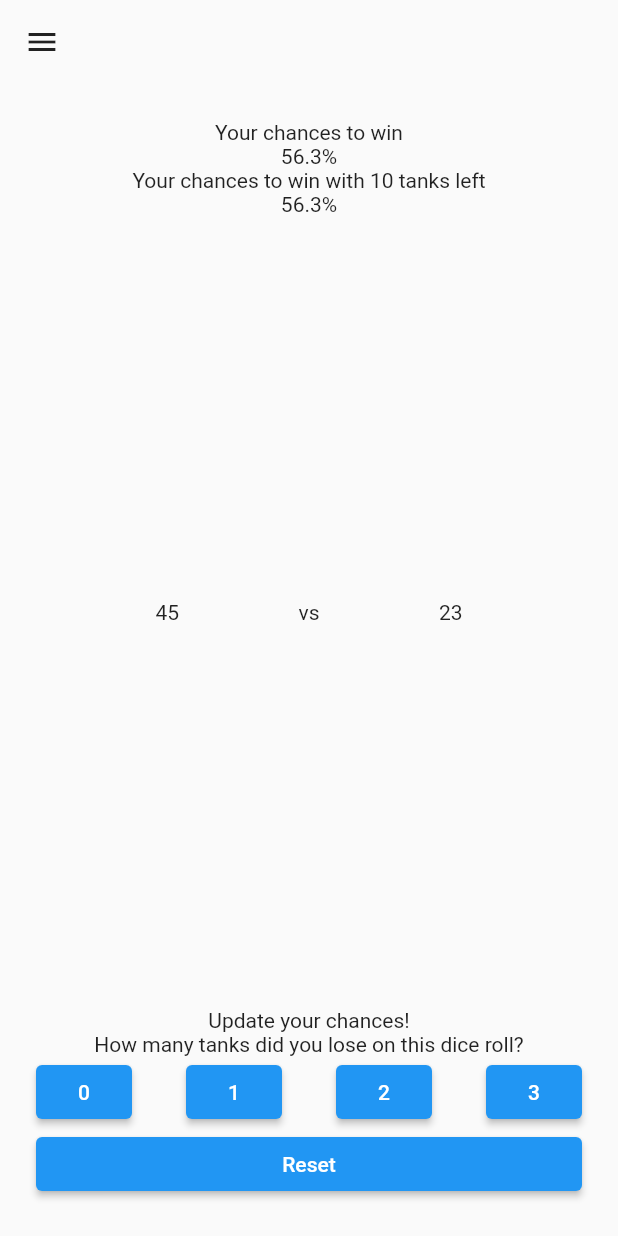
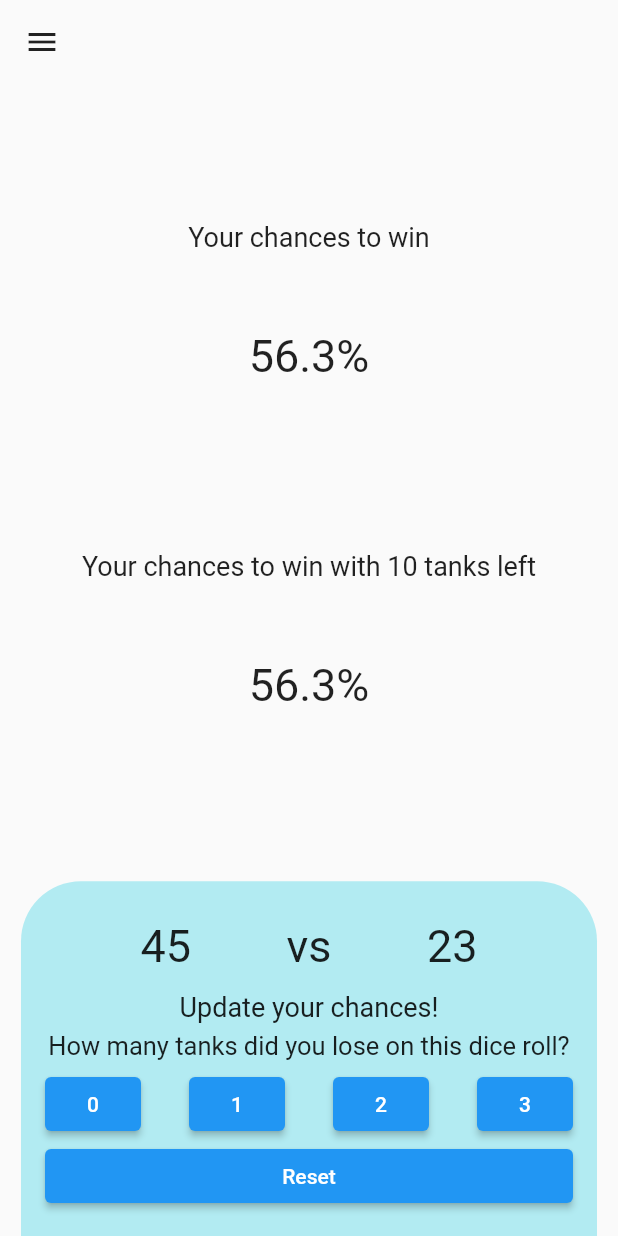
Before and after one commit to m9s7/dont_risk_it_flutter_app, a Flutter app: the screen it shows after launch, on a phone screen of 412 x 824 dp. Run offline on Flutter 3.47's test engine with Material 2 defaults, Android fonts, the phone set to English and light mode, and no system bars; drawn by our look-alikes of auto_size_text.

Commit message:
Basic layout of results page done

```diff
--- a/lib/src/results_page.dart
+++ b/lib/src/results_page.dart
@@ -1,4 +1,5 @@
 import 'package:flutter/material.dart';
+import 'package:auto_size_text/auto_size_text.dart';
 
 class ResultsPage extends StatefulWidget {
   @override
@@ -6,36 +7,76 @@ class ResultsPage extends StatefulWidget {
 }
 
 class _ResultsPageState extends State<ResultsPage> {
+  Widget _getText(String text) {
+    return Container(
+      padding: EdgeInsets.symmetric(vertical: 2.5),
+      child: AutoSizeText(
+        text,
+        style: TextStyle(fontSize: 18),
+        textAlign: TextAlign.center,
+        maxLines: 1,
+      ),
+    );
+  }
+
+  Widget _getNumberText(String text) {
+    return Container(
+      padding: EdgeInsets.symmetric(vertical: 10.0),
+      child: AutoSizeText(
+        text,
+        style: TextStyle(fontSize: 30),
+        textAlign: TextAlign.center,
+        maxLines: 1,
+      ),
+    );
+  }
+
   @override
   Widget build(BuildContext context) {
     return Center(
       child: Container(
-        margin: EdgeInsets.all(24),
         child: Column(
           mainAxisAlignment: MainAxisAlignment.spaceBetween,
           children: [
-            Column(
+            Expanded(
+              child: Column(
+                mainAxisAlignment: MainAxisAlignment.spaceEvenly,
                 children: [
-                Text("Your chances to win"),
-                Text("56.3%"),
+                  SizedBox(height: 10.0),
+                  _getText("Your chances to win"),
+                  _getNumberText("56.3%"),
+                  SizedBox(height: 20.0),
                   //TODO: tank if sur = 1
-                Text("Your chances to win with 10 tanks left"),
-                Text("56.3%"),
+                  _getText("Your chances to win with 10 tanks left"),
+                  _getNumberText("56.3%"),
+                  SizedBox(height: 10.0),
                 ],
               ),
+            ),
+            Container(
+              decoration: new BoxDecoration(
+                  color: Colors.cyan[100],
+                  borderRadius: new BorderRadius.only(
+                      topLeft: const Radius.circular(40.0),
+                      topRight: const Radius.circular(40.0))),
+              margin: EdgeInsets.fromLTRB(14.0, 14.0, 14.0, 0.0),
+              padding: EdgeInsets.all(16.0),
+              child: Column(
+                crossAxisAlignment: CrossAxisAlignment.stretch,
+                children: [
                   Row(
                     mainAxisAlignment: MainAxisAlignment.spaceEvenly,
                     children: [
-                Text("45"),
-                Text("vs"),
-                Text("23"),
+                      _getNumberText("45"),
+                      _getNumberText("vs"),
+                      _getNumberText("23"),
                     ],
                   ),
-            Column(
-              children: [
-                Text("Update your chances!"),
-                Text("How many tanks did you lose on this dice roll?"),
-                ButtonBar(
+                  _getText("Update your chances!"),
+                  _getText("How many tanks did you lose on this dice roll?"),
+                  Padding(
+                    padding: const EdgeInsets.only(top: 2.5),
+                    child: ButtonBar(
                       buttonPadding: EdgeInsets.all(0.0),
                       alignment: MainAxisAlignment.spaceBetween,
                       children: [
@@ -44,6 +85,7 @@ class _ResultsPageState extends State<ResultsPage> {
                         ElevatedButton(onPressed: () {}, child: Text("2")),
                         ElevatedButton(onPressed: () {}, child: Text("3")),
                       ],
+                    ),
                   ),
                   Container(
                     width: double.infinity,
@@ -54,6 +96,7 @@ class _ResultsPageState extends State<ResultsPage> {
                   ),
                 ],
               ),
+            )
           ],
         ),
       ),
--- a/pubspec.yaml
+++ b/pubspec.yaml
@@ -23,6 +23,7 @@ environment:
 dependencies:
   flutter:
     sdk: flutter
+  auto_size_text: ^2.1.0
 
 
   # The following adds the Cupertino Icons font to your application.
```
Also changed, not shown: pubspec.lock. Lines whose indentation alone changed are shown as unchanged.
